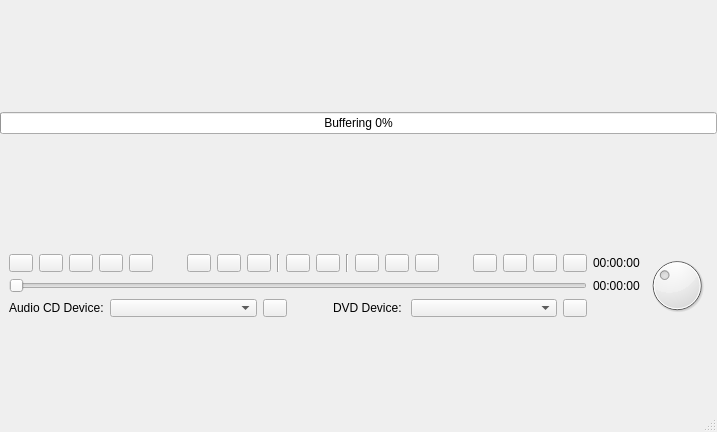
Above: code/playerctl/ui/playerctl.ui from andrew-bibb/mbmp before the change. Below: the same form after it.
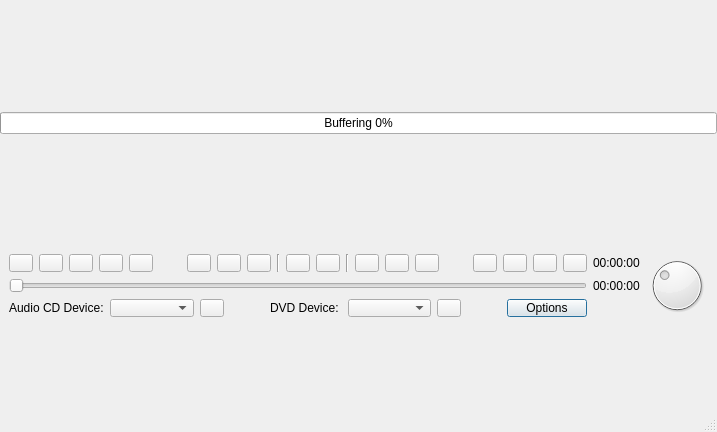
That is the form after the change. Icons and pictures are not drawn.

What changed in the file:
```diff
--- a/code/playerctl/ui/playerctl.ui
+++ b/code/playerctl/ui/playerctl.ui
@@ -305,6 +305,26 @@
           </property>
          </widget>
         </item>
+        <item>
+         <spacer name="horizontalSpacer_4">
+          <property name="orientation">
+           <enum>Qt::Horizontal</enum>
+          </property>
+          <property name="sizeHint" stdset="0">
+           <size>
+            <width>40</width>
+            <height>20</height>
+           </size>
+          </property>
+         </spacer>
+        </item>
+        <item>
+         <widget class="QPushButton" name="pushButton_options">
+          <property name="text">
+           <string>Options</string>
+          </property>
+         </widget>
+        </item>
        </layout>
       </item>
       <item row="0" column="3" rowspan="3">
```
Left out of the diff: 25 changed lines with no effect on the pictures.
